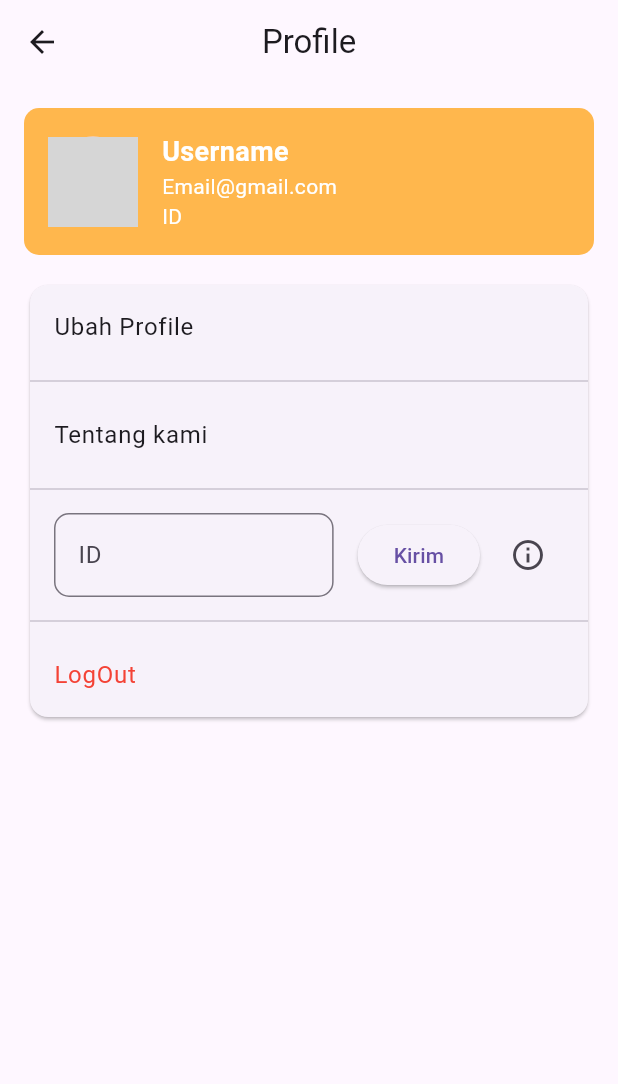
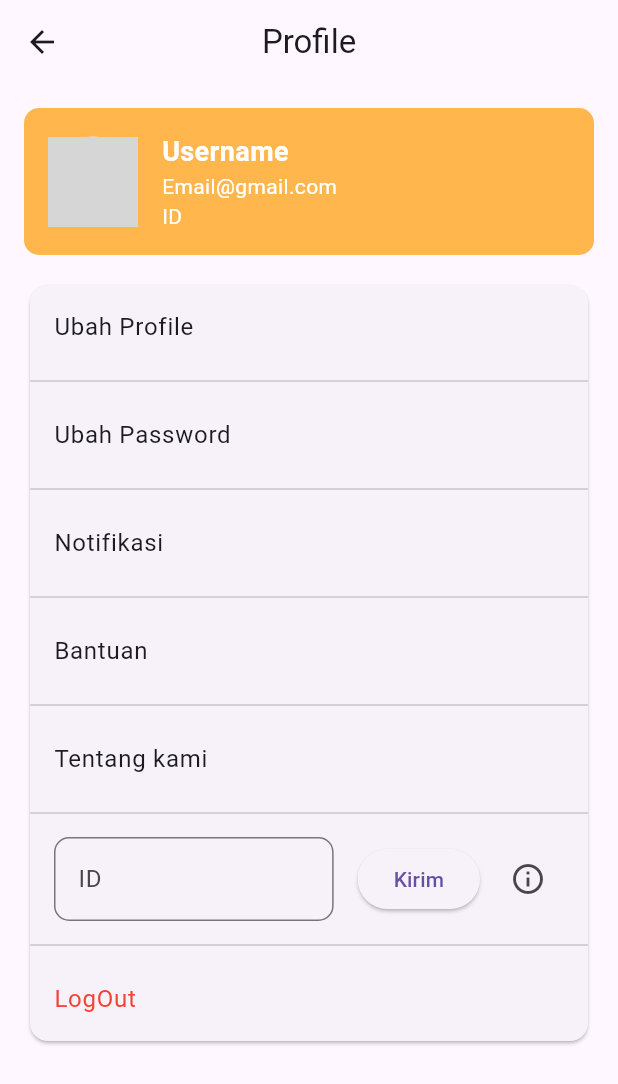
Before and after one commit to maechel11/PM2-CatatanKeuangan, a Flutter app: the ProfileView screen opened by its route, on a phone screen of 412 x 824 dp. Shown: the top 1084 px of the screen. Run offline on Flutter 3.47's test engine with Material 3 defaults, Android fonts, the phone set to English and light mode, and no system bars; our stand-ins replace cloud_firestore, firebase_auth, firebase_core, get; accounts and stored records are empty; network calls fail; grey boxes are pictures that could not be loaded.

Commit message:
Menambah item menu yang ada di profile

```diff
--- a/lib/app/modules/profile/views/profile_view.dart
+++ b/lib/app/modules/profile/views/profile_view.dart
@@ -76,6 +76,27 @@ class ProfileView extends GetView<ProfileController> {
                       title: const Text('Ubah Profile'),
                       onTap: () {
                         // Implementasi navigasi ke halaman Ubah Profile
+                      },
+                    ),
+                    const Divider(),
+                    ListTile(
+                      title: const Text('Ubah Password'),
+                      onTap: () {
+                        // Implementasi navigasi ke halaman Ubah Password
+                      },
+                    ),
+                    const Divider(),
+                    ListTile(
+                      title: const Text('Notifikasi'),
+                      onTap: () {
+                        // Implementasi navigasi ke halaman Notifikasi
+                      },
+                    ),
+                    const Divider(),
+                    ListTile(
+                      title: const Text('Bantuan'),
+                      onTap: () {
+                        // Implementasi navigasi ke halaman Bantuan
                       },
                     ),
                     const Divider(),
```
